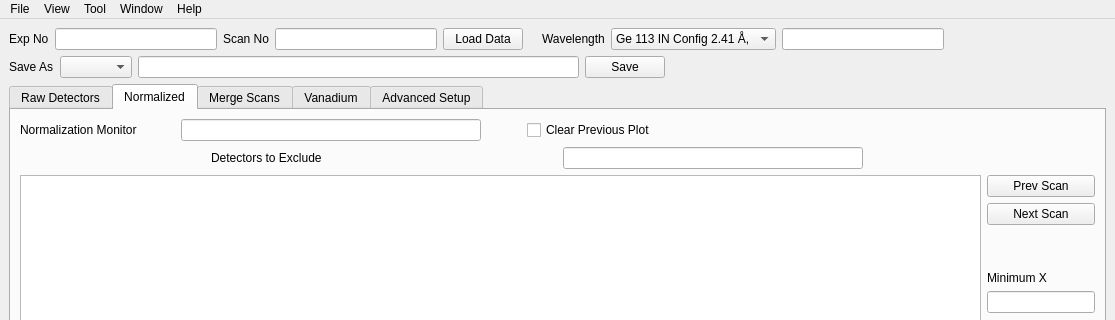
Before: the Qt Designer form Code/Mantid/scripts/HFIRPowderReduction/Ui_MainWindow.ui in mantidproject/mantid, drawn with Qt 5; both pictures show x 0 to 1115 and y 0 to 320 of the 1115 by 1024 pixel window.
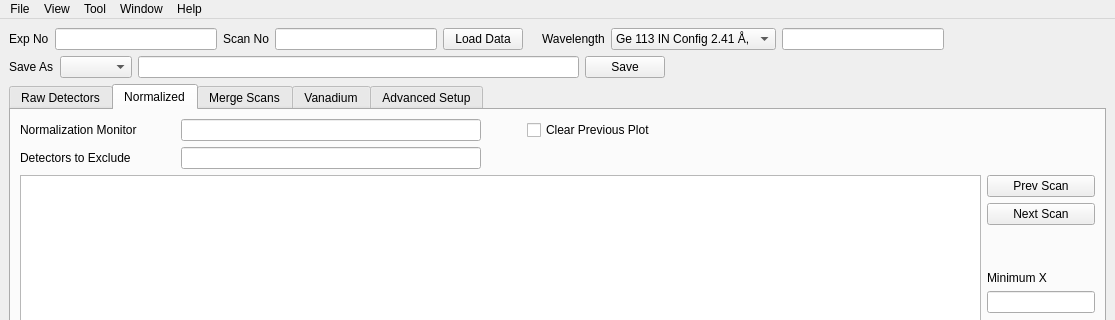
After: the same form once the commit is applied. The open tabs and pages were chosen to show the change.

Diff of the .ui file:
```diff
--- a/Code/Mantid/scripts/HFIRPowderReduction/Ui_MainWindow.ui
+++ b/Code/Mantid/scripts/HFIRPowderReduction/Ui_MainWindow.ui
@@ -484,7 +484,7 @@
                    <enum>Qt::Horizontal</enum>
                   </property>
                   <property name="sizeType">
-                   <enum>QSizePolicy::Preferred</enum>
+                   <enum>QSizePolicy::Expanding</enum>
                   </property>
                   <property name="sizeHint" stdset="0">
                    <size>
```
Left out of the diff: 20 changed lines with no effect on the pictures.
